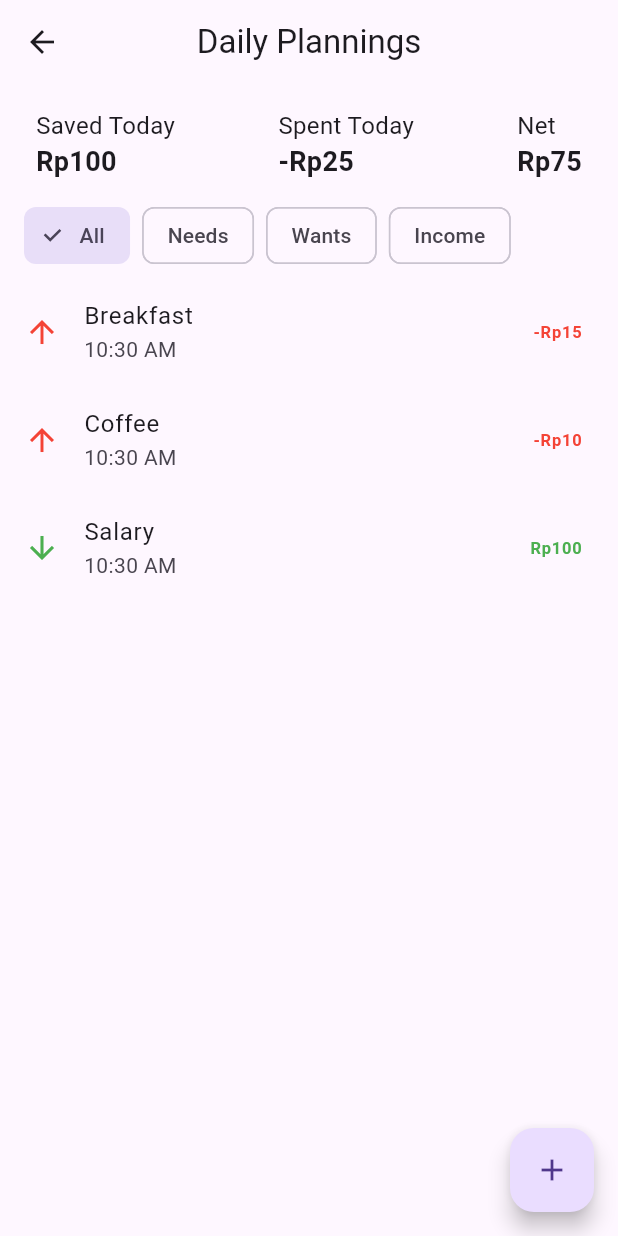
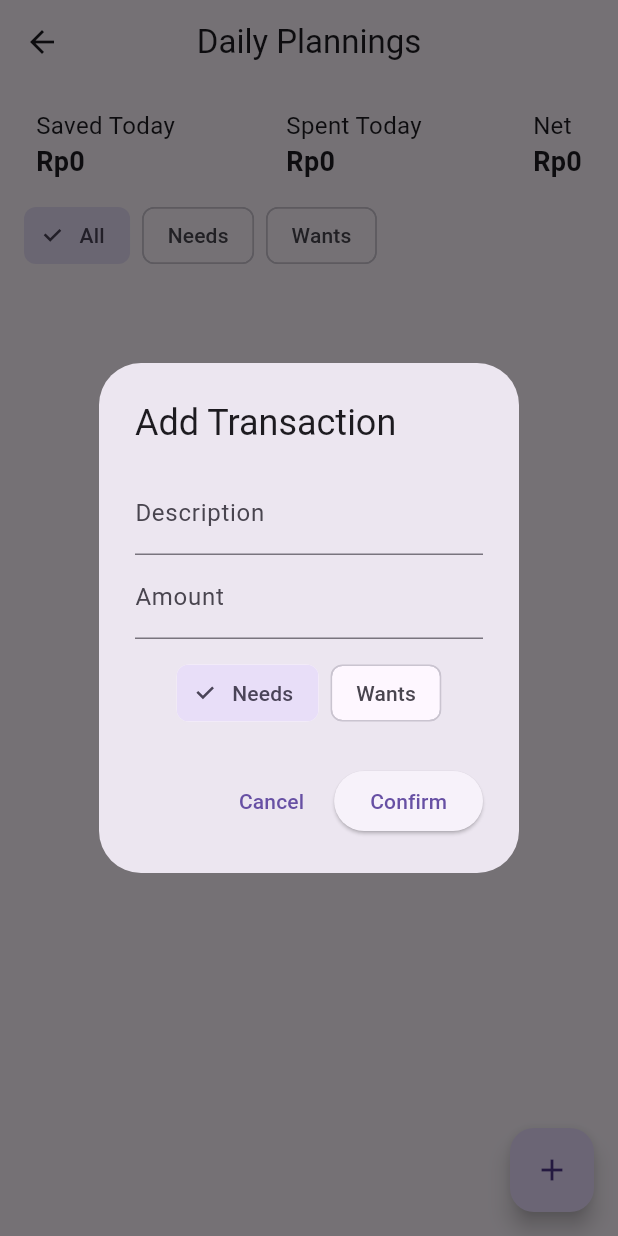
Before and after one commit to WilsonAnthonyT/SaveWiserApp, a Flutter app: the PlanningsPage screen opened directly, after a tap on the "add" icon, on a phone screen of 412 x 824 dp. Run offline on Flutter 3.47's test engine with Material 3 defaults, Android fonts, the phone set to English and light mode, and no system bars; our stand-ins replace firebase_auth, firebase_core, fl_chart, flutter_local_notifications, flutter_timezone, hive and 5 more; accounts and stored records are empty.

Commit message:
Planning Fixed

```diff
--- a/savewiser/lib/pages/plannings.dart
+++ b/savewiser/lib/pages/plannings.dart
@@ -26,31 +26,84 @@ class PlanningsPage extends StatefulWidget {
 }
 
 class _PlanningsPageState extends State<PlanningsPage> {
-  final List<Transaction> _transactions = [
-    Transaction(
-      description: 'Breakfast',
-      category: 'needs',
-      amount: -15.00,
-      timestamp: DateTime.now(),
-    ),
-    Transaction(
-      description: 'Coffee',
-      category: 'wants',
-      amount: -10.00,
-      timestamp: DateTime.now(),
-    ),
-    Transaction(
-      description: 'Salary',
-      category: 'income',
-      amount: 100.00,
-      timestamp: DateTime.now(),
-    ),
-  ];
-
+  final List<Transaction> _transactions = [];
   String _filter = 'All';
 
   void _addTransaction() {
-    // TODO: implement navigation or dialog for adding a new transaction
+    String description = '';
+    String amountText = '';
+    String selectedCategory = 'Needs';
+
+    showDialog(
+      context: context,
+      builder: (context) => StatefulBuilder(
+        builder: (context, setModalState) => AlertDialog(
+          title: const Text('Add Transaction'),
+          content: Column(
+            mainAxisSize: MainAxisSize.min,
+            children: [
+              TextField(
+                decoration: const InputDecoration(labelText: 'Description'),
+                onChanged: (val) => description = val,
+              ),
+              TextField(
+                decoration: const InputDecoration(labelText: 'Amount'),
+                keyboardType: TextInputType.number,
+                onChanged: (val) => amountText = val,
+              ),
+              const SizedBox(height: 12),
+              Row(
+                mainAxisAlignment: MainAxisAlignment.center,
+                children: ['Needs', 'Wants'].map((cat) {
+                  return Padding(
+                    padding: const EdgeInsets.symmetric(horizontal: 4),
+                    child: ChoiceChip(
+                      label: Text(cat),
+                      selected: selectedCategory == cat,
+                      onSelected: (_) {
+                        setModalState(() {
+                          selectedCategory = cat;
+                        });
+                      },
+                    ),
+                  );
+                }).toList(),
+              ),
+            ],
+          ),
+          actions: [
+            TextButton(
+              onPressed: () => Navigator.of(context).pop(),
+              child: const Text('Cancel'),
+            ),
+            ElevatedButton(
+              onPressed: () {
+                final amount = double.tryParse(amountText) ?? 0;
+                if (description.isNotEmpty && amount != 0) {
+                  setState(() {
+                    _transactions.add(Transaction(
+                      description: description,
+                      category: selectedCategory.toLowerCase(),
+                      amount: amount,
+                      timestamp: DateTime.now(),
+                    ));
+                  });
+                  Navigator.of(context).pop();
+                }
+              },
+              child: const Text('Confirm'),
+            ),
+          ],
+        ),
+      ),
+    );
+  }
+
+  void _completeTransaction(int index) {
+    setState(() {
+      _transactions.removeAt(index);
+    });
+    // TODO: move this transaction into the permanent log
   }
 
   @override
@@ -73,10 +126,7 @@ class _PlanningsPageState extends State<PlanningsPage> {
     final filtered = _filter == 'All'
         ? todaysTransactions
         : todaysTransactions
-        .where((t) =>
-    _filter == 'Income'
-        ? t.amount > 0
-        : t.category.toLowerCase() == _filter.toLowerCase())
+        .where((t) => t.category.toLowerCase() == _filter.toLowerCase())
         .toList();
 
     return Scaffold(
@@ -86,7 +136,7 @@ class _PlanningsPageState extends State<PlanningsPage> {
       ),
       body: Column(
         children: [
-          // Summary metricsw
+          // Summary metrics
           Padding(
             padding: const EdgeInsets.symmetric(vertical: 16, horizontal: 24),
             child: Row(
@@ -98,7 +148,7 @@ class _PlanningsPageState extends State<PlanningsPage> {
                     const Text('Saved Today', style: TextStyle(fontSize: 16)),
                     Text(
                       NumberFormat.simpleCurrency(locale: 'id_ID')
-                          .format(totalIncome + (totalSpent.abs() * 0)),
+                          .format(totalIncome),
                       style: const TextStyle(
                           fontSize: 18, fontWeight: FontWeight.bold),
                     ),
@@ -137,7 +187,7 @@ class _PlanningsPageState extends State<PlanningsPage> {
             padding: const EdgeInsets.symmetric(horizontal: 16),
             child: ListView(
               scrollDirection: Axis.horizontal,
-              children: ['All', 'Needs', 'Wants', 'Income']
+              children: ['All', 'Needs', 'Wants']
                   .map(
                     (f) => Padding(
                   padding: const EdgeInsets.only(right: 8),
@@ -163,21 +213,28 @@ class _PlanningsPageState extends State<PlanningsPage> {
               itemBuilder: (ctx, i) {
                 final tx = filtered[i];
                 return ListTile(
-                  leading: Icon(
-                    tx.amount > 0 ? Icons.arrow_downward : Icons.arrow_upward,
-                    color: tx.amount > 0 ? Colors.green : Colors.red,
-                  ),
                   title: Text(tx.description),
                   subtitle: Text(
                     DateFormat('hh:mm a').format(tx.timestamp),
                   ),
-                  trailing: Text(
-                    NumberFormat.simpleCurrency(locale: 'id_ID')
-                        .format(tx.amount),
-                    style: TextStyle(
-                      fontWeight: FontWeight.bold,
-                      color: tx.amount > 0 ? Colors.green : Colors.red,
-                    ),
+                  trailing: Row(
+                    mainAxisSize: MainAxisSize.min,
+                    children: [
+                      Text(
+                        NumberFormat.simpleCurrency(locale: 'id_ID')
+                            .format(tx.amount),
+                        style: TextStyle(
+                          fontWeight: FontWeight.bold,
+                          color: tx.amount > 0
+                              ? Colors.green
+                              : Colors.red,
+                        ),
+                      ),
+                      IconButton(
+                        icon: const Icon(Icons.check_circle_outline),
+                        onPressed: () => _completeTransaction(i),
+                      ),
+                    ],
                   ),
                 );
               },
```
